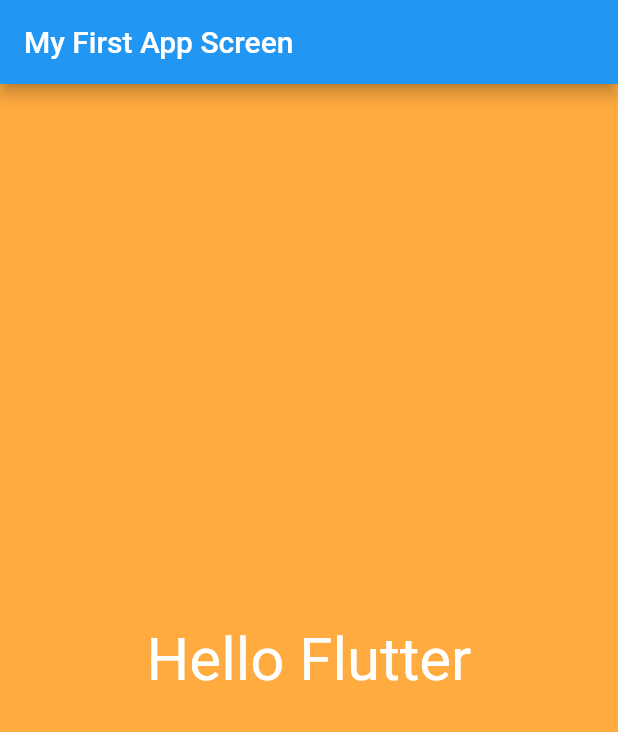
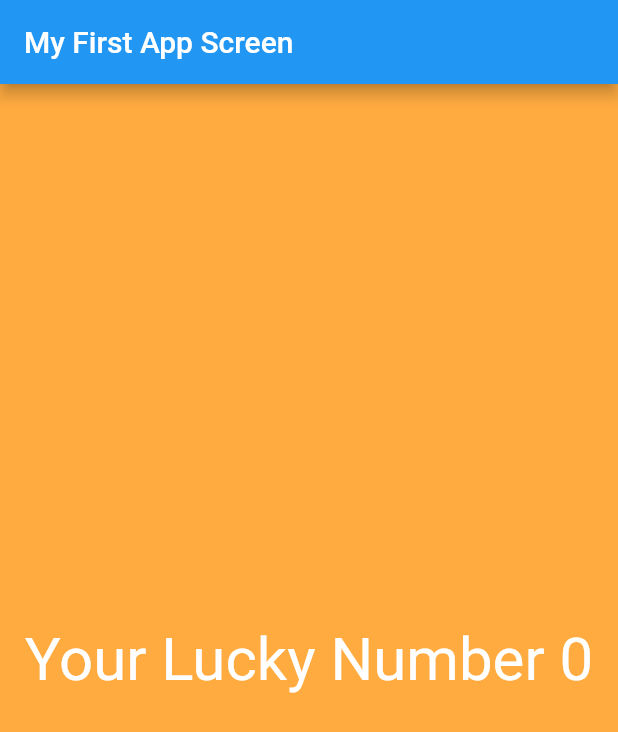
Before and after one commit to Rupkuvarba/FlutterTutorial, a Flutter app: the screen it shows after launch, on a phone screen of 412 x 824 dp. Shown: the top 732 px of the screen. Run offline on Flutter 3.47's test engine with Material 2 defaults, Android fonts, the phone set to English and light mode, and no system bars.

```diff
--- a/lib/app_screens/first_screen.dart
+++ b/lib/app_screens/first_screen.dart
@@ -1,3 +1,5 @@
+import 'dart:math';
+
 import 'package:flutter/material.dart';
 
 class FirstScreen extends StatelessWidget{
@@ -9,7 +11,7 @@ class FirstScreen extends StatelessWidget{
       color: Colors.orangeAccent,
       child: Center(
         child: Text(
-          "Hello Flutter",
+          generateRandomNumber(),
           textDirection: TextDirection.ltr,
           style: TextStyle(color: Colors.white, fontSize: 40.0),
         ),
@@ -17,4 +19,10 @@ class FirstScreen extends StatelessWidget{
     );
   }
 
+  String generateRandomNumber(){
+    var random = Random();
+    //return random.nextInt(10);
+    return "Your Lucky Number ${random.nextInt(10)}";
+  }
+
 }
```
